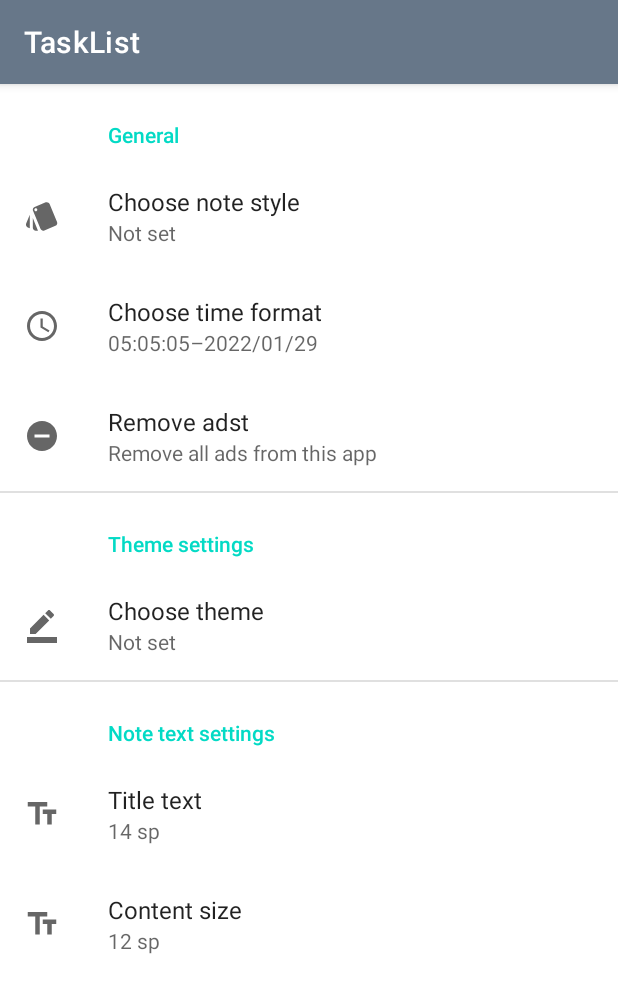
After one commit to poohxx/NoteList, an Android app: the SettingsActivity screen opened directly, with no data from a screen before it, on a phone screen of 412 x 824 dp. The commit adds this screen. Shown: the top 993 px of the screen. Run offline under Robolectric (Android 15) with nearby library versions, the phone set to English and light mode, and no system bars; our stand-ins replace androidx.preference.

Commit message:
add time format, text size choose

```diff
--- a/app/src/main/AndroidManifest.xml
+++ b/app/src/main/AndroidManifest.xml
@@ -10,6 +10,9 @@
         android:roundIcon="@mipmap/ic_launcher_round"
         android:supportsRtl="true"
         android:theme="@style/Theme.NoteList">
+        <activity
+            android:name=".settings.SettingsActivity"
+            android:exported="false" />
         <activity
             android:name=".activities.TaskListActivity"
             android:exported="false" />
--- a/app/src/main/java/com/poohxx/notelist/activities/MainActivity.kt
+++ b/app/src/main/java/com/poohxx/notelist/activities/MainActivity.kt
@@ -1,6 +1,7 @@
 package com.poohxx.notelist.activities
 
 import TaskListNamesFragment
+import android.content.Intent
 import android.os.Bundle
 import android.widget.Toast
 import androidx.appcompat.app.AppCompatActivity
@@ -9,6 +10,7 @@ import com.poohxx.notelist.databinding.ActivityMainBinding
 import com.poohxx.notelist.dialogs.NewListDialog
 import com.poohxx.notelist.fragments.FragmentManager
 import com.poohxx.notelist.fragments.NoteFragment
+import com.poohxx.notelist.settings.SettingsActivity
 
 class MainActivity : AppCompatActivity(), NewListDialog.Listener {
     lateinit var binding: ActivityMainBinding
@@ -27,7 +29,7 @@ class MainActivity : AppCompatActivity(), NewListDialog.Listener {
         binding.btmNavView.setOnItemReselectedListener {
             when (it.itemId) {
                 R.id.settings -> {
-                    Toast.makeText(this, "settings", Toast.LENGTH_SHORT).show()
+                    startActivity(Intent(this, SettingsActivity::class.java) )
                 }
                 R.id.new_task -> {
                     FragmentManager.currentFrag?.onClickNew()
--- a/app/src/main/java/com/poohxx/notelist/activities/NewNoteActivity.kt
+++ b/app/src/main/java/com/poohxx/notelist/activities/NewNoteActivity.kt
@@ -2,6 +2,7 @@ package com.poohxx.notelist.activities
 
 import android.annotation.SuppressLint
 import android.content.Intent
+import android.content.SharedPreferences
 import android.graphics.Typeface
 import androidx.appcompat.app.AppCompatActivity
 import android.os.Bundle
@@ -15,7 +16,9 @@ import android.view.MenuItem
 import android.view.View
 import android.view.animation.Animation
 import android.view.animation.AnimationUtils
+import android.widget.EditText
 import androidx.core.content.ContextCompat
+import androidx.preference.PreferenceManager
 import com.poohxx.notelist.R
 import com.poohxx.notelist.databinding.ActivityNewNoteBinding
 import com.poohxx.notelist.entities.NoteItem
@@ -29,6 +32,8 @@ import java.util.*
 class NewNoteActivity : AppCompatActivity() {
     private lateinit var binding: ActivityNewNoteBinding
     private var note: NoteItem? = null
+    private var pref:SharedPreferences?=null
+
     override fun onCreate(savedInstanceState: Bundle?) {
         binding = ActivityNewNoteBinding.inflate(layoutInflater)
         super.onCreate(savedInstanceState)
@@ -36,6 +41,7 @@ class NewNoteActivity : AppCompatActivity() {
         actionBarSettings()
         getNote()
         init()
+        setTextSize()
         onClickColorPicker()
         actionMenuCallback()
     }
@@ -52,6 +58,7 @@ class NewNoteActivity : AppCompatActivity() {
     @SuppressLint("ClickableViewAccessibility")
     private fun init(){
         binding.colorPicker.setOnTouchListener(MyTouchListener())
+        pref=PreferenceManager.getDefaultSharedPreferences(this)
     }
 
     private fun getNote() {
@@ -211,4 +218,11 @@ class NewNoteActivity : AppCompatActivity() {
         }
         binding.edDescription.customSelectionActionModeCallback = actionCallback
     }
+    private fun setTextSize()=with(binding){
+        edTitle.setTextSize(pref?.getString("title_size_key", "14"))
+        edDescription.setTextSize(pref?.getString("content_size_key", "14"))
+    }
+    private fun EditText.setTextSize(size: String?){
+        if(size!=null) this.textSize = size.toFloat()
+    }
 }
--- a/app/src/main/java/com/poohxx/notelist/db/NoteAdapter.kt
+++ b/app/src/main/java/com/poohxx/notelist/db/NoteAdapter.kt
@@ -1,5 +1,6 @@
 package com.poohxx.notelist.db
 
+import android.content.SharedPreferences
 import android.view.LayoutInflater
 import android.view.View
 import android.view.ViewGroup
@@ -10,8 +11,9 @@ import com.poohxx.notelist.R
 import com.poohxx.notelist.databinding.NoteListItemBinding
 import com.poohxx.notelist.entities.NoteItem
 import com.poohxx.notelist.utils.HtmlManager
+import com.poohxx.notelist.utils.TimeManager
 
-class NoteAdapter(private val listener: Listener) :
+class NoteAdapter(private val listener: Listener,private val defPref: SharedPreferences) :
     ListAdapter<NoteItem, NoteAdapter.ItemHolder>(ItemComparator()) {
 
     override fun onCreateViewHolder(parent: ViewGroup, viewType: Int): ItemHolder {
@@ -19,16 +21,16 @@ class NoteAdapter(private val listener: Listener) :
     }
 
     override fun onBindViewHolder(holder: ItemHolder, position: Int) {
-        holder.setData(getItem(position), listener)
+        holder.setData(getItem(position), listener, defPref)
     }
 
     class ItemHolder(view: View) : RecyclerView.ViewHolder(view) {
         private val binding = NoteListItemBinding.bind(view)
 
-        fun setData(note: NoteItem, listener: Listener) = with(binding) {
+        fun setData(note: NoteItem, listener: Listener, defPref: SharedPreferences) = with(binding) {
             tvTitle.text = note.title
             tvDescription.text = HtmlManager.getFromHtml(note.content).trim()
-            tvTime.text = note.time
+            tvTime.text = TimeManager.getTimeFormat(note.time, defPref)
             itemView.setOnClickListener {
                 listener.onClickItem(note)
             }
--- a/app/src/main/java/com/poohxx/notelist/fragments/NoteFragment.kt
+++ b/app/src/main/java/com/poohxx/notelist/fragments/NoteFragment.kt
@@ -2,6 +2,7 @@ package com.poohxx.notelist.fragments
 
 import android.app.Activity
 import android.content.Intent
+import android.content.SharedPreferences
 import android.os.Bundle
 import android.view.LayoutInflater
 import android.view.View
@@ -9,6 +10,7 @@ import android.view.ViewGroup
 import androidx.activity.result.ActivityResultLauncher
 import androidx.activity.result.contract.ActivityResultContracts
 import androidx.fragment.app.activityViewModels
+import androidx.preference.PreferenceManager
 import androidx.recyclerview.widget.LinearLayoutManager
 import com.poohxx.notelist.activities.MainApp
 import com.poohxx.notelist.activities.NewNoteActivity
@@ -21,6 +23,7 @@ class NoteFragment : BaseFragment(), NoteAdapter.Listener {
     private lateinit var binding: FragmentNoteBinding
     private lateinit var editLauncher: ActivityResultLauncher<Intent>
     private lateinit var adapter: NoteAdapter
+    private lateinit var defPref: SharedPreferences
     private val mainViewModel: MainViewModel by activityViewModels {
         MainViewModel.MainViewModelFactory((context?.applicationContext as MainApp).dataBase)
     }
@@ -51,7 +54,8 @@ class NoteFragment : BaseFragment(), NoteAdapter.Listener {
 
     private fun initRcView() = with(binding) {
         rcViewNote.layoutManager = LinearLayoutManager(activity)
-        adapter = NoteAdapter(this@NoteFragment)
+        defPref=PreferenceManager.getDefaultSharedPreferences(activity)
+        adapter = NoteAdapter(this@NoteFragment, defPref)
         rcViewNote.adapter = adapter
     }
 
--- /dev/null
+++ b/app/src/main/java/com/poohxx/notelist/settings/SettingsActivity.kt
@@ -0,0 +1,26 @@
+package com.poohxx.notelist.settings
+
+import androidx.appcompat.app.AppCompatActivity
+import android.os.Bundle
+import android.view.MenuItem
+import com.poohxx.notelist.R
+
+class SettingsActivity : AppCompatActivity() {
+    override fun onCreate(savedInstanceState: Bundle?) {
+        super.onCreate(savedInstanceState)
+        setContentView(R.layout.activity_settings)
+        if (savedInstanceState == null) {
+            supportFragmentManager.beginTransaction().replace(R.id.placeHolder, SettingsFragment())
+                .commit()
+        }
+        supportActionBar?.setDefaultDisplayHomeAsUpEnabled(true)
+            //restricted API
+    }
+
+    override fun onOptionsItemSelected(item: MenuItem): Boolean {
+        if (item.itemId == android.R.id.home)finish()
+            return super.onOptionsItemSelected(item)
+
+}
+
+}
--- /dev/null
+++ b/app/src/main/java/com/poohxx/notelist/settings/SettingsFragment.kt
@@ -0,0 +1,11 @@
+package com.poohxx.notelist.settings
+
+import android.os.Bundle
+import androidx.preference.PreferenceFragmentCompat
+import com.poohxx.notelist.R
+
+class SettingsFragment: PreferenceFragmentCompat() {
+    override fun onCreatePreferences(savedInstanceState: Bundle?, rootKey: String?) {
+        setPreferencesFromResource(R.xml.settings_preference, rootKey)
+           }
+}
--- a/app/src/main/java/com/poohxx/notelist/utils/TimeManager.kt
+++ b/app/src/main/java/com/poohxx/notelist/utils/TimeManager.kt
@@ -1,12 +1,27 @@
 package com.poohxx.notelist.utils
 
+import android.content.SharedPreferences
 import java.text.SimpleDateFormat
 import java.util.*
 
 object TimeManager {
-  fun getCurrentTime(): String {
+    const val DEF_TIME_FORMAT = "hh:mm:ss-yyyy/MM/dd"
+    fun getCurrentTime(): String {
         val formatter = SimpleDateFormat("hh:mm:ss-yyyy/MM/dd", Locale.getDefault())
         return formatter.format(Calendar.getInstance().time)
 
     }
+
+    fun getTimeFormat(time: String, defPreferences: SharedPreferences): String {
+        val defFormatter = SimpleDateFormat(DEF_TIME_FORMAT, Locale.getDefault())
+        val defDate = defFormatter.parse(time)
+        val newFormat = defPreferences.getString("time_format_key", DEF_TIME_FORMAT)
+        val newFormatter = SimpleDateFormat(newFormat, Locale.getDefault())
+        return if (defDate != null) {
+            newFormatter.format(defDate)
+        } else {
+            time
+        }
+
+    }
 }
--- /dev/null
+++ b/app/src/main/res/drawable/ic_text_size.xml
@@ -0,0 +1,10 @@
+<vector xmlns:android="http://schemas.android.com/apk/res/android"
+    android:width="24dp"
+    android:height="24dp"
+    android:viewportWidth="24"
+    android:viewportHeight="24"
+    android:tint="?attr/colorControlNormal">
+  <path
+      android:fillColor="@android:color/white"
+      android:pathData="M2.5,4v3h5v12h3V7h5V4H2.5zM21.5,9h-9v3h3v7h3v-7h3V9z"/>
+</vector>
--- /dev/null
+++ b/app/src/main/res/drawable/ic_theme_style.xml
@@ -0,0 +1,10 @@
+<vector xmlns:android="http://schemas.android.com/apk/res/android"
+    android:width="24dp"
+    android:height="24dp"
+    android:viewportWidth="24"
+    android:viewportHeight="24"
+    android:tint="?attr/colorControlNormal">
+  <path
+      android:fillColor="@android:color/white"
+      android:pathData="M22,24H2v-4h20V24zM13.06,5.19l3.75,3.75L7.75,18H4v-3.75L13.06,5.19zM17.88,7.87l-3.75,-3.75l1.83,-1.83c0.39,-0.39 1.02,-0.39 1.41,0l2.34,2.34c0.39,0.39 0.39,1.02 0,1.41L17.88,7.87z"/>
+</vector>
--- /dev/null
+++ b/app/src/main/res/layout/activity_settings.xml
@@ -0,0 +1,9 @@
+<?xml version="1.0" encoding="utf-8"?>
+<FrameLayout xmlns:android="http://schemas.android.com/apk/res/android"
+    android:id="@+id/placeHolder"
+    xmlns:tools="http://schemas.android.com/tools"
+    android:layout_width="match_parent"
+    android:layout_height="match_parent"
+    tools:context=".settings.SettingsActivity">
+
+</FrameLayout>
--- a/app/src/main/res/values/arrays.xml
+++ b/app/src/main/res/values/arrays.xml
@@ -16,6 +16,26 @@
         <item>hh:mm:ss-yyyy/MM/dd</item>
         <item>hh:mm:ss-dd/MM/yyyy</item>
     </string-array>
-
-
+    <string-array name="choose_theme_array">
+        <item>Light Theme</item>
+        <item>Dark Theme</item>
+    </string-array>
+    <string-array name="choose_theme_values">
+        <item>Dark</item>
+        <item>Light</item>
+    </string-array>
+    <string-array name="text_size_array">
+        <item>12 sp</item>
+        <item>14 sp</item>
+        <item>16 sp</item>
+        <item>18 sp</item>
+        <item>20 sp</item>
+    </string-array>
+    <string-array name="text_size_values">
+        <item>12</item>
+        <item>14</item>
+        <item>16</item>
+        <item>18</item>
+        <item>20</item>
+    </string-array>
 </resources>
--- a/app/src/main/res/values/strings.xml
+++ b/app/src/main/res/values/strings.xml
@@ -27,5 +27,9 @@
     <string name="choose_time_format">Choose time format</string>
     <string name="remove_ads">Remove adst</string>
     <string name="remove_all_ads_summary">Remove all ads from this app</string>
-
+    <string name="theme_settings">Theme settings</string>
+    <string name="choose_theme">Choose theme</string>
+    <string name="note_text_settings">Note text settings</string>
+    <string name="title_text_size">Title text</string>
+    <string name="content_text_size">Content size</string>
 </resources>
--- a/app/src/main/res/xml/settings_preference.xml
+++ b/app/src/main/res/xml/settings_preference.xml
@@ -1,5 +1,6 @@
 <?xml version="1.0" encoding="utf-8"?>
-<PreferenceScreen xmlns:android="http://schemas.android.com/apk/res/android">
+<PreferenceScreen xmlns:android="http://schemas.android.com/apk/res/android"
+    xmlns:app="http://schemas.android.com/apk/res-auto">
 
     <PreferenceCategory android:title="@string/general">
 
@@ -9,13 +10,15 @@
             android:entryValues="@array/note_style_values"
             android:key="note_style_key"
             android:icon="@drawable/ic_style"
+            app:useSimpleSummaryProvider="true"
             android:title="@string/choose_note_style" />
         <ListPreference
-            android:defaultValue="1"
+            android:defaultValue="hh:mm:ss-yyyy/MM/dd"
             android:entries="@array/time_format_array"
             android:entryValues="@array/time_format_values"
             android:key="time_format_key"
             android:icon="@drawable/ic_time"
+            app:useSimpleSummaryProvider="true"
             android:title="@string/choose_time_format" />
         <Preference
             android:title="@string/remove_ads"
@@ -23,5 +26,35 @@
             android:icon="@drawable/ic_remove_ads"
 
        />
+        <PreferenceCategory android:title="@string/theme_settings">
+
+            <ListPreference
+                android:defaultValue="1"
+                android:entries="@array/choose_theme_array"
+                android:entryValues="@array/choose_theme_values"
+                android:key="choose_theme_key"
+                app:useSimpleSummaryProvider="true"
+                android:icon="@drawable/ic_theme_style"
+                android:title="@string/choose_theme" />
+        </PreferenceCategory>
+        <PreferenceCategory android:title="@string/note_text_settings">
+
+            <ListPreference
+                android:defaultValue="14"
+                android:entries="@array/text_size_array"
+                android:entryValues="@array/text_size_values"
+                android:key="title_size_key"
+                app:useSimpleSummaryProvider="true"
+                android:icon="@drawable/ic_text_size"
+                android:title="@string/title_text_size" />
+            <ListPreference
+                android:defaultValue="12"
+                android:entries="@array/text_size_array"
+                android:entryValues="@array/text_size_values"
+                android:key="content_size_key"
+                app:useSimpleSummaryProvider="true"
+                android:icon="@drawable/ic_text_size"
+                android:title="@string/content_text_size" />
+        </PreferenceCategory>
     </PreferenceCategory>
 </PreferenceScreen>
```
